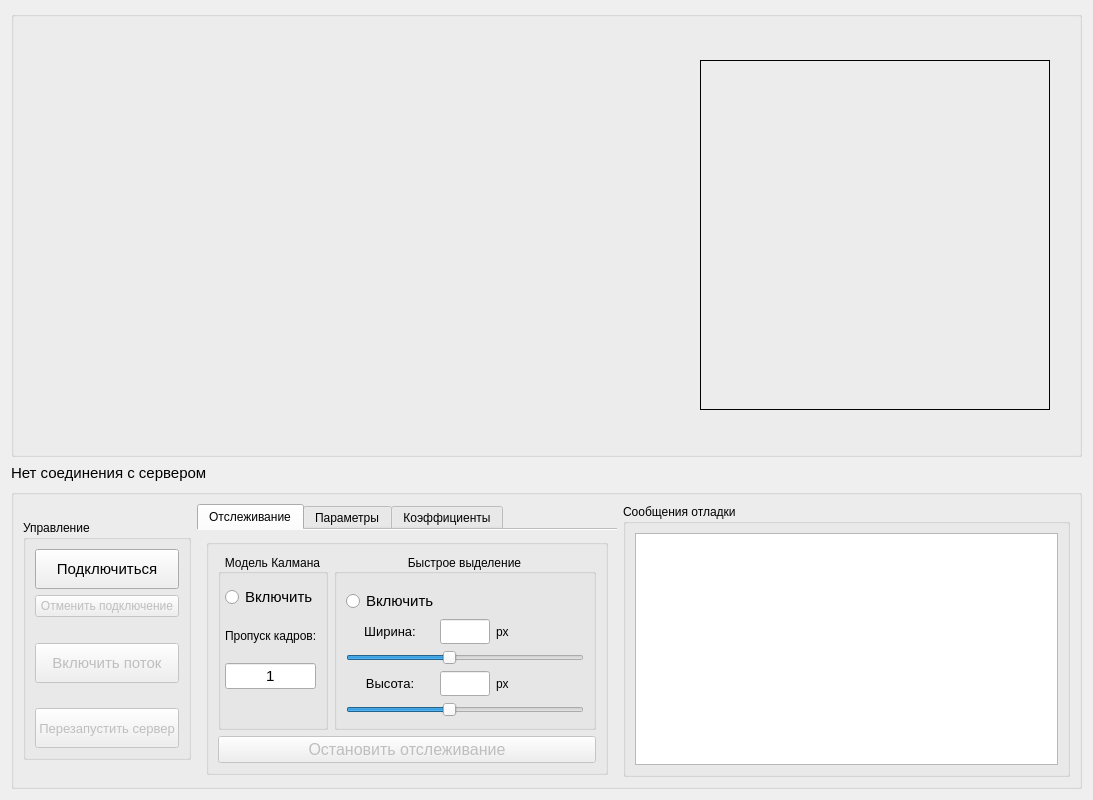
Qt form form.ui (expoolleet/pi-tracking-stream-receiver) before a commit.
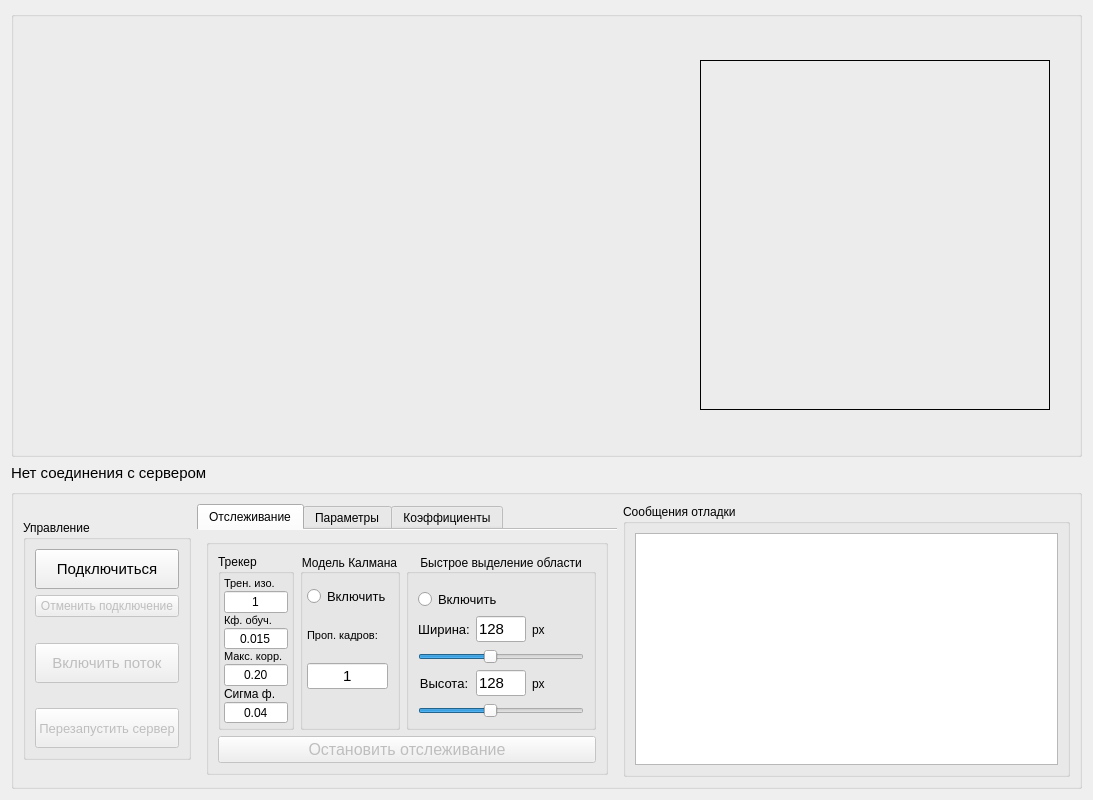
The same form after that commit. Icons and pictures are not drawn.

Commit message: Tracker configuration Now you can configure the tracker with given parameters

The edit to the form file:
```diff
--- a/form.ui
+++ b/form.ui
@@ -414,11 +414,157 @@
             <layout class="QVBoxLayout" name="verticalLayout_5">
              <item>
               <layout class="QHBoxLayout" name="horizontalLayout_2">
+               <item>
+                <widget class="QGroupBox" name="tracker_params_group_box">
+                 <property name="maximumSize">
+                  <size>
+                   <width>85</width>
+                   <height>16777215</height>
+                  </size>
+                 </property>
+                 <property name="title">
+                  <string>Трекер</string>
+                 </property>
+                 <layout class="QVBoxLayout" name="verticalLayout_11">
+                  <property name="spacing">
+                   <number>1</number>
+                  </property>
+                  <property name="leftMargin">
+                   <number>3</number>
+                  </property>
+                  <property name="topMargin">
+                   <number>3</number>
+                  </property>
+                  <property name="rightMargin">
+                   <number>3</number>
+                  </property>
+                  <property name="bottomMargin">
+                   <number>3</number>
+                  </property>
+                  <item>
+                   <widget class="QLabel" name="label_6">
+                    <property name="font">
+                     <font>
+                      <pointsize>8</pointsize>
+                     </font>
+                    </property>
+                    <property name="text">
+                     <string>Трен. изо.</string>
+                    </property>
+                   </widget>
+                  </item>
+                  <item>
+                   <widget class="QLineEdit" name="training_count_line_edit">
+                    <property name="maximumSize">
+                     <size>
+                      <width>16777215</width>
+                      <height>16777215</height>
+                     </size>
+                    </property>
+                    <property name="font">
+                     <font>
+                      <pointsize>9</pointsize>
+                     </font>
+                    </property>
+                    <property name="text">
+                     <string>1</string>
+                    </property>
+                    <property name="alignment">
+                     <set>Qt::AlignmentFlag::AlignCenter</set>
+                    </property>
+                   </widget>
+                  </item>
+                  <item>
+                   <widget class="QLabel" name="label_7">
+                    <property name="font">
+                     <font>
+                      <pointsize>8</pointsize>
+                     </font>
+                    </property>
+                    <property name="text">
+                     <string>Кф. обуч.</string>
+                    </property>
+                   </widget>
+                  </item>
+                  <item>
+                   <widget class="QLineEdit" name="learning_rate_line_edit">
+                    <property name="maximumSize">
+                     <size>
+                      <width>16777215</width>
+                      <height>16777215</height>
+                     </size>
+                    </property>
+                    <property name="font">
+                     <font>
+                      <pointsize>9</pointsize>
+                     </font>
+                    </property>
+                    <property name="text">
+                     <string>0.015</string>
+                    </property>
+                    <property name="alignment">
+                     <set>Qt::AlignmentFlag::AlignCenter</set>
+                    </property>
+                   </widget>
+                  </item>
+                  <item>
+                   <widget class="QLabel" name="label_8">
+                    <property name="font">
+                     <font>
+                      <pointsize>8</pointsize>
+                     </font>
+                    </property>
+                    <property name="text">
+                     <string>Макс. корр.</string>
+                    </property>
+                   </widget>
+                  </item>
+                  <item>
+                   <widget class="QLineEdit" name="max_corr_line_edit">
+                    <property name="maximumSize">
+                     <size>
+                      <width>16777215</width>
+                      <height>16777215</height>
+                     </size>
+                    </property>
+                    <property name="font">
+                     <font>
+                      <pointsize>9</pointsize>
+                     </font>
+                    </property>
+                    <property name="text">
+                     <string>0.20</string>
+                    </property>
+                    <property name="alignment">
+                     <set>Qt::AlignmentFlag::AlignCenter</set>
+                    </property>
+                   </widget>
+                  </item>
+                  <item>
+                   <widget class="QLabel" name="label_9">
+                    <property name="text">
+                     <string>Сигма ф.</string>
+                    </property>
+                   </widget>
+                  </item>
+                  <item>
+                   <widget class="QLineEdit" name="sigma_factor_line_edit">
+                    <property name="text">
+                     <string>0.04</string>
+                    </property>
+                    <property name="alignment">
+                     <set>Qt::AlignmentFlag::AlignCenter</set>
+                    </property>
+                   </widget>
+                  </item>
+                 </layout>
+                </widget>
+               </item>
                <item>
                 <widget class="QGroupBox" name="kalman_group_box">
                  <property name="maximumSize">
                   <size>
-                   <width>110</width>
+                   <width>100</width>
                    <height>16777215</height>
                   </size>
                  </property>
@@ -442,7 +588,7 @@
                    <widget class="QRadioButton" name="kalman_radio_button">
                     <property name="font">
                      <font>
-                      <pointsize>11</pointsize>
+                      <pointsize>10</pointsize>
                      </font>
                     </property>
                     <property name="cursor">
@@ -461,8 +607,13 @@
                       <height>20</height>
                      </size>
                     </property>
+                    <property name="font">
+                     <font>
+                      <pointsize>8</pointsize>
+                     </font>
+                    </property>
                     <property name="text">
-                     <string>Пропуск кадров:</string>
+                     <string>Проп. кадров:</string>
                     </property>
                    </widget>
                   </item>
@@ -502,7 +653,7 @@
                <item>
                 <widget class="QGroupBox" name="fast_roi_group_box">
                  <property name="title">
-                  <string>Быстрое выделение</string>
+                  <string>Быстрое выделение области</string>
                  </property>
                  <property name="alignment">
                   <set>Qt::AlignmentFlag::AlignCenter</set>
@@ -515,7 +666,7 @@
                    <widget class="QRadioButton" name="fast_roi_radio_button">
                     <property name="font">
                      <font>
-                      <pointsize>11</pointsize>
+                      <pointsize>10</pointsize>
                      </font>
                     </property>
                     <property name="cursor">
@@ -562,6 +713,9 @@
                         <pointsize>11</pointsize>
                        </font>
                       </property>
+                      <property name="text">
+                       <string>128</string>
+                      </property>
                       <property name="maxLength">
                        <number>3</number>
                       </property>
@@ -628,6 +782,9 @@
                         <pointsize>11</pointsize>
                        </font>
                       </property>
+                      <property name="text">
+                       <string>128</string>
+                      </property>
                       <property name="maxLength">
                        <number>3</number>
                       </property>
```
Left out of the diff: 6 changed lines with no effect on the pictures. The commit also changes 6 other files.
